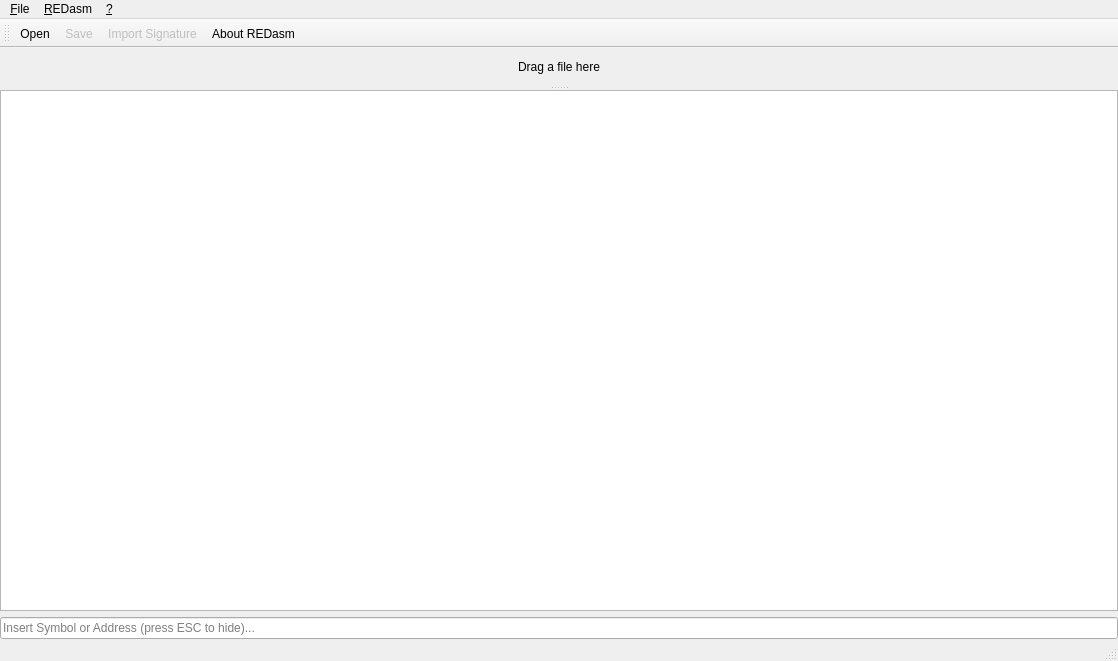
Qt form mainwindow.ui (REDasmOrg/REDasm) before a commit.
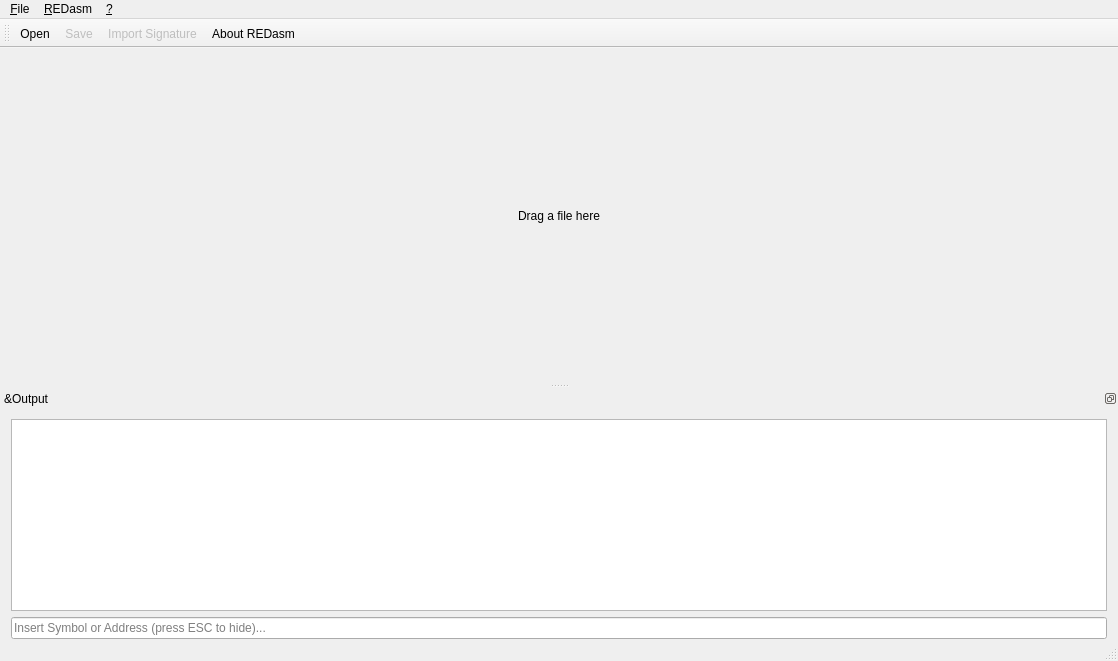
The same form after that commit. Icons and pictures are not drawn. Custom widgets are drawn as their Qt base class.

Commit message: Dockable OutputWidget

Diff of the .ui file:
```diff
--- a/mainwindow.ui
+++ b/mainwindow.ui
@@ -18,34 +18,25 @@
     <normaloff>:/res/logo.png</normaloff>:/res/logo.png</iconset>
   </property>
   <widget class="QWidget" name="centralWidget">
-   <layout class="QVBoxLayout" name="verticalLayout">
-    <property name="spacing">
-     <number>0</number>
-    </property>
-    <property name="leftMargin">
-     <number>0</number>
-    </property>
-    <property name="topMargin">
-     <number>0</number>
-    </property>
-    <property name="rightMargin">
-     <number>0</number>
-    </property>
-    <property name="bottomMargin">
-     <number>0</number>
-    </property>
-    <item>
      <layout class="QVBoxLayout" name="verticalLayout_3">
       <item>
-       <widget class="QSplitter" name="splitter">
-        <property name="orientation">
-         <enum>Qt::Vertical</enum>
-        </property>
         <widget class="QStackedWidget" name="stackView">
+      <property name="sizePolicy">
+       <sizepolicy hsizetype="Preferred" vsizetype="Preferred">
+        <horstretch>0</horstretch>
+        <verstretch>0</verstretch>
+       </sizepolicy>
+      </property>
          <property name="currentIndex">
           <number>0</number>
          </property>
          <widget class="QWidget" name="page">
+       <property name="sizePolicy">
+        <sizepolicy hsizetype="Preferred" vsizetype="Preferred">
+         <horstretch>0</horstretch>
+         <verstretch>0</verstretch>
+        </sizepolicy>
+       </property>
           <layout class="QVBoxLayout" name="verticalLayout_2">
            <property name="spacing">
             <number>0</number>
@@ -75,36 +66,6 @@
           </layout>
          </widget>
         </widget>
-        <widget class="QPlainTextEdit" name="pteOutput">
-         <property name="frameShape">
-          <enum>QFrame::StyledPanel</enum>
-         </property>
-         <property name="frameShadow">
-          <enum>QFrame::Plain</enum>
-         </property>
-         <property name="undoRedoEnabled">
-          <bool>false</bool>
-         </property>
-         <property name="lineWrapMode">
-          <enum>QPlainTextEdit::NoWrap</enum>
-         </property>
-         <property name="readOnly">
-          <bool>true</bool>
-         </property>
-         <property name="textInteractionFlags">
-          <set>Qt::TextSelectableByKeyboard|Qt::TextSelectableByMouse</set>
-         </property>
-        </widget>
-       </widget>
-      </item>
-      <item>
-       <widget class="QLineEdit" name="leFilter">
-        <property name="placeholderText">
-         <string>Insert Symbol or Address (press ESC to hide)...</string>
-        </property>
-       </widget>
-      </item>
-     </layout>
     </item>
    </layout>
   </widget>
@@ -162,6 +123,53 @@
    <addaction name="action_Import_Signature"/>
    <addaction name="action_About_REDasm"/>
   </widget>
+  <widget class="QDockWidget" name="dockOutput">
+   <property name="sizePolicy">
+    <sizepolicy hsizetype="Preferred" vsizetype="Preferred">
+     <horstretch>0</horstretch>
+     <verstretch>0</verstretch>
+    </sizepolicy>
+   </property>
+   <property name="features">
+    <set>QDockWidget::DockWidgetFloatable|QDockWidget::DockWidgetMovable</set>
+   </property>
+   <property name="windowTitle">
+    <string>&amp;Output</string>
+   </property>
+   <attribute name="dockWidgetArea">
+    <number>8</number>
+   </attribute>
+   <widget class="QWidget" name="dockWidgetContents">
+    <layout class="QVBoxLayout" name="verticalLayout">
+     <property name="bottomMargin">
+      <number>0</number>
+     </property>
+     <item>
+      <widget class="OutputWidget" name="pteOutput">
+       <property name="sizePolicy">
+        <sizepolicy hsizetype="Preferred" vsizetype="Preferred">
+         <horstretch>0</horstretch>
+         <verstretch>0</verstretch>
+        </sizepolicy>
+       </property>
+       <property name="frameShape">
+        <enum>QFrame::StyledPanel</enum>
+       </property>
+       <property name="frameShadow">
+        <enum>QFrame::Plain</enum>
+       </property>
+      </widget>
+     </item>
+     <item>
+      <widget class="QLineEdit" name="leFilter">
+       <property name="placeholderText">
+        <string>Insert Symbol or Address (press ESC to hide)...</string>
+       </property>
+      </widget>
+     </item>
+    </layout>
+   </widget>
+  </widget>
   <action name="action_Open">
    <property name="text">
     <string>&amp;Open</string>
@@ -230,6 +238,13 @@
   </action>
  </widget>
  <layoutdefault spacing="6" margin="11"/>
+ <customwidgets>
+  <customwidget>
+   <class>OutputWidget</class>
+   <extends>QPlainTextEdit</extends>
+   <header>widgets/outputwidget.h</header>
+  </customwidget>
+ </customwidgets>
  <resources>
   <include location="resources.qrc"/>
  </resources>
```
Lines whose indentation alone changed are shown as unchanged. The commit also changes 5 other files.
